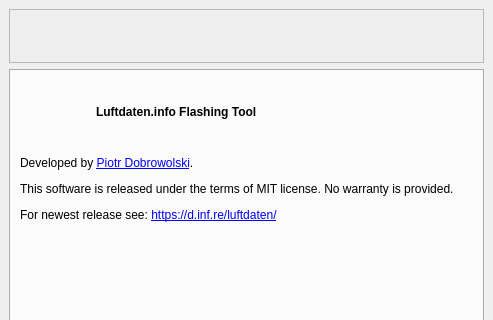
opendata-stuttgart/airrohr-firmware-flasher, file gui/mainwindow.ui: the form before one commit; both pictures show x 0 to 493 and y 0 to 320 of the 493 by 498 pixel window.
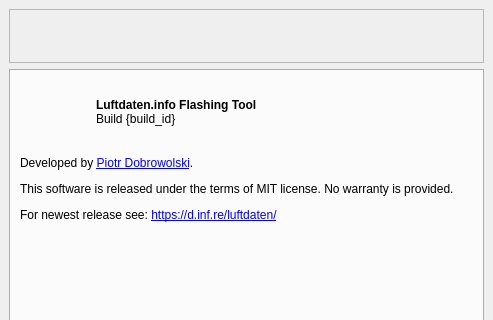
The form after the commit. The open tabs and pages were chosen to show the change. Icons and pictures are not drawn.

Commit message: Add build identifier and initial version bump

```diff
--- a/gui/mainwindow.ui
+++ b/gui/mainwindow.ui
@@ -279,6 +279,19 @@
         <property name="spacing">
          <number>12</number>
         </property>
+        <item row="1" column="1">
+         <widget class="QLabel" name="buildLabel">
+          <property name="font">
+           <font>
+            <weight>50</weight>
+            <bold>false</bold>
+           </font>
+          </property>
+          <property name="text">
+           <string>&lt;b&gt;Luftdaten.info Flashing Tool&lt;/b&gt;&lt;br/&gt;Build {build_id}</string>
+          </property>
+         </widget>
+        </item>
         <item row="1" column="0">
          <widget class="QLabel" name="label_6">
           <property name="maximumSize">
@@ -298,19 +311,6 @@
           </property>
          </widget>
         </item>
-        <item row="1" column="1">
-         <widget class="QLabel" name="label_7">
-          <property name="font">
-           <font>
-            <weight>75</weight>
-            <bold>true</bold>
-           </font>
-          </property>
-          <property name="text">
-           <string>Luftdaten.info Flashing Tool</string>
-          </property>
-         </widget>
-        </item>
         <item row="2" column="0" colspan="2">
          <widget class="QLabel" name="label_8">
           <property name="text">
```
Left out of the diff: 2 changed lines with no effect on the pictures. The commit also changes 4 other files.
